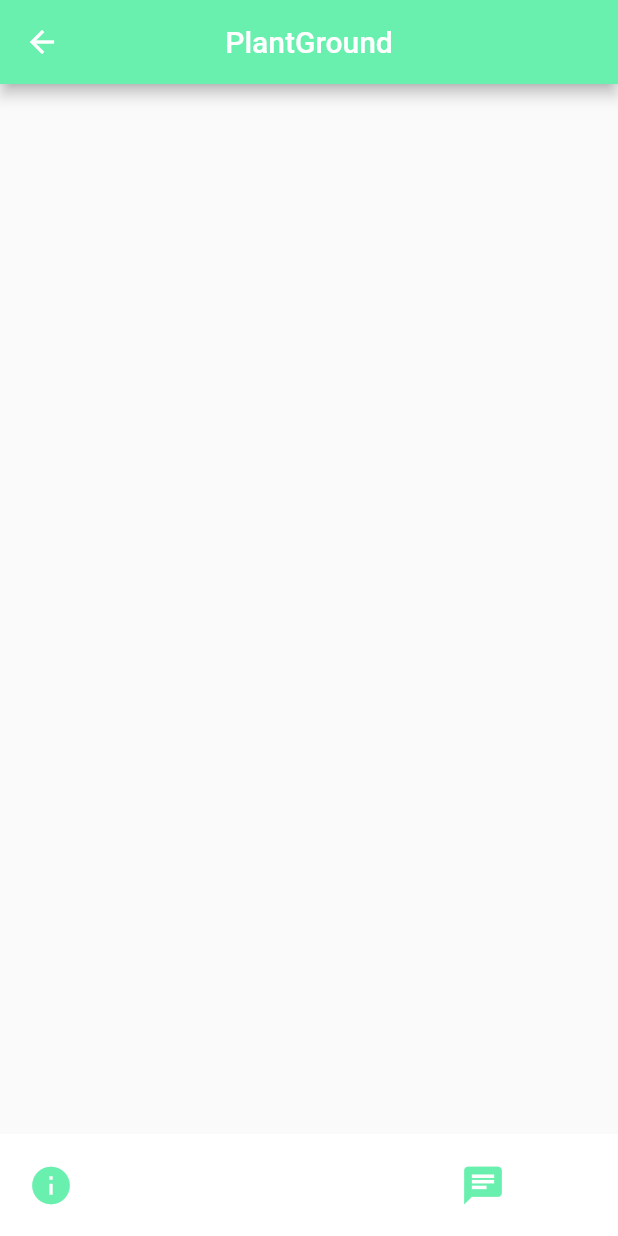
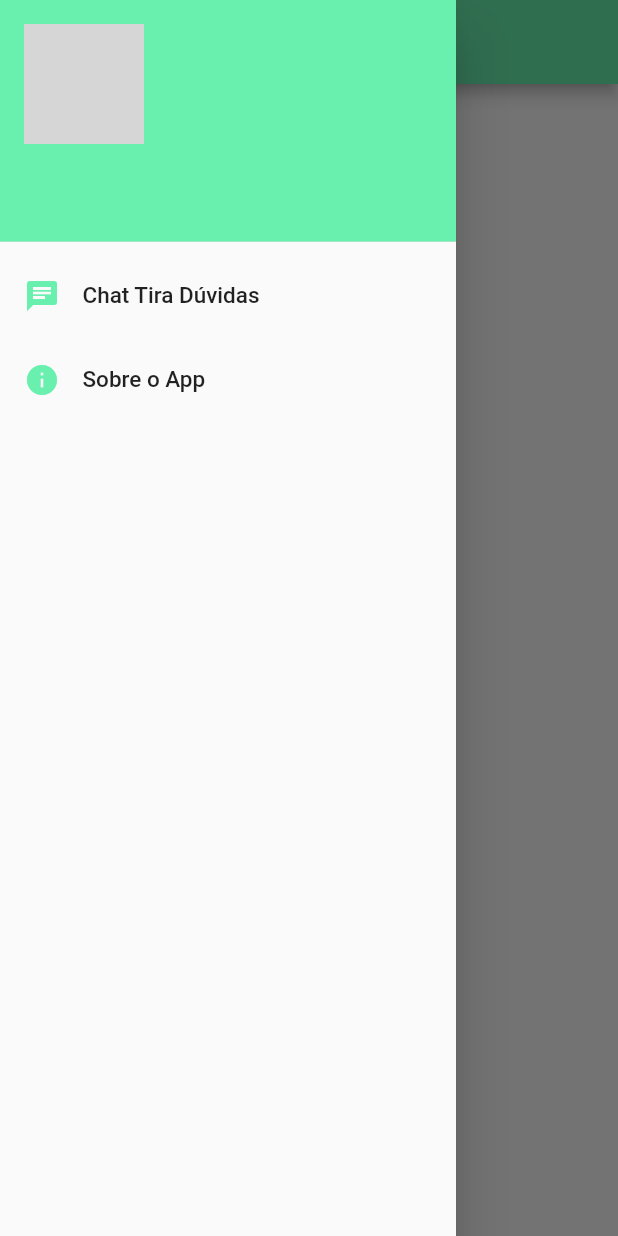
Before and after one commit to PauloRLeal/PlantGround_Flutter, a Flutter app: the MenuInicial screen opened directly, with the side drawer open (before the commit the screen has no drawer), on a phone screen of 412 x 824 dp. Run offline on Flutter 3.47's test engine with Material 2 defaults, Android fonts, the phone set to English and light mode, and no system bars; our stand-ins replace cloud_firestore, firebase_auth, firebase_storage, google_sign_in, image_picker, shared_preferences; accounts and stored records are empty; network calls fail; grey boxes are pictures that could not be loaded.

Commit message:
Conclusão da meâ

```diff
--- /dev/null
+++ b/lib/drawer.dart
@@ -0,0 +1,89 @@
+import 'package:flutter/material.dart';
+import 'package:plantground/chat_mensagens.dart';
+import 'package:plantground/creditos.dart';
+import 'package:shared_preferences/shared_preferences.dart';
+
+var _userName;
+var _userPhotoUrl;
+var _userEmail;
+
+getDadosUser() async {
+  SharedPreferences prefs = await SharedPreferences.getInstance();
+  _userName = prefs.getString('displayName');
+  _userPhotoUrl = prefs.getString('photoUrl');
+  _userEmail = prefs.getString('userEmail');
+}
+
+class MDrawer extends StatelessWidget {
+  final String title;
+
+  MDrawer({Key key, this.title}) : super(key: key);
+  @override
+  Widget build(BuildContext context) {
+    getDadosUser();
+    return Drawer(
+      child: ListView(
+        padding: EdgeInsets.zero,
+        children: <Widget>[
+          DrawerHeader(
+            child: Column(
+              crossAxisAlignment: CrossAxisAlignment.start,
+                children: <Widget>[
+                  CircleAvatar(
+                    minRadius: 5,
+                    maxRadius: 40,
+                    backgroundImage: _userPhotoUrl != null ? NetworkImage(_userPhotoUrl) : null,
+                  ),
+                  Container(margin: EdgeInsets.only(top: 5),child:Text(_userName != null ? _userName : "", style: TextStyle(fontSize: 14),)),
+                  Container(margin: EdgeInsets.only(top: 5),child:Text(_userEmail != null ? _userEmail : "", style: TextStyle(fontSize: 17),))
+                ],
+              ),
+            decoration: BoxDecoration(
+              color: Colors.greenAccent,
+            ),
+          ),
+          ListTile(
+            title: Row(
+              children: <Widget>[
+                Container(
+                    child: Icon(
+                      Icons.chat,
+                      color: Colors.greenAccent,
+                    ),
+                    margin: EdgeInsets.only(
+                      right: 15.0,
+                    )),
+                Text("Chat Tira Dúvidas", style: TextStyle(fontSize: 15),)
+              ],
+            ),
+            onTap: () {
+              Navigator.pushReplacement(
+                        context,
+                        MaterialPageRoute(
+                            builder: (context) => ChatMensagem()));
+            },
+          ),
+          ListTile(
+            title: Row(
+              children: <Widget>[
+                Container(
+                    child: Icon(
+                      Icons.info,
+                      color: Colors.greenAccent,
+                    ),
+                    margin: EdgeInsets.only(
+                      right: 15.0,
+                    )),
+                Text("Sobre o App", style: TextStyle(fontSize: 15),)
+              ],
+            ),
+            onTap: () {
+              Navigator.pushReplacement(context,
+                        MaterialPageRoute(builder: (context) => Creditos()));
+            },
+          ),
+        ],
+      ),
+    );
+  }
+}
--- a/lib/menu_inicial.dart
+++ b/lib/menu_inicial.dart
@@ -1,12 +1,11 @@
 import 'package:cloud_firestore/cloud_firestore.dart';
 import 'package:flutter/material.dart';
-import 'package:plantground/chat_mensagens.dart';
-import 'package:plantground/creditos.dart';
+import 'package:plantground/drawer.dart';
 import 'package:plantground/topicos.dart';
 
 void main() {
   runApp(MaterialApp(
-    title: 'PlantGround',
+    title: "PlantGround",
     debugShowCheckedModeBanner: false,
     home: MenuInicial(),
   ));
@@ -20,13 +19,19 @@ class MenuInicial extends StatefulWidget {
 class _MenuInicialState extends State<MenuInicial> {
   @override
   Widget build(BuildContext context) {
+    getDadosUser();
     return SafeArea(
       bottom: false,
       top: false,
       child: Scaffold(
         appBar: AppBar(
           backgroundColor: Colors.greenAccent,
-          title: Text("PlantGround"),
+          title: Text(
+          "PlantGround",
+          style: TextStyle(
+              fontSize: 24.0,
+              color: Colors.white),
+        ),
           centerTitle: true,
           elevation:
               Theme.of(context).platform == TargetPlatform.iOS ? 0.0 : 4.0,
@@ -49,83 +54,25 @@ class _MenuInicialState extends State<MenuInicial> {
                       return ListView.builder(
                         itemCount: snapshot.data.documents.length,
                         itemBuilder: (context, index) {
-                          if (snapshot.data.documents[index].data != null){
-                            return Classificacao(snapshot.data.documents[index].data);
-                          }
-                          else{
-                            return CircularProgressIndicator();
-                          }
+                          if(snapshot.hasData){
+                            if(snapshot.data != null){
+                              return Classificacao(
+                              snapshot.data.documents[index].data);
+                            }else{
+                              return Center(child: CircularProgressIndicator());
+                            }
+                          }else{
+                              return Center(child: CircularProgressIndicator());
+                            }
                         },
                       );
                   }
                 },
               ),
             ),
-            Container(
-              padding: EdgeInsets.symmetric(vertical: 10.0),
-              decoration: BoxDecoration(
-                color: Theme.of(context).cardColor,
-              ),
-              child: IconsComposer(),
-            )
           ],
         ),
-      ),
-    );
-  }
-}
-
-class IconsComposer extends StatefulWidget {
-  IconsComposer({Key key}) : super(key: key);
-
-  @override
-  _IconsComposerState createState() => _IconsComposerState();
-}
-
-class _IconsComposerState extends State<IconsComposer> {
-  @override
-  Widget build(BuildContext context) {
-    return Container(
-      child: IconTheme(
-        data: IconThemeData(color: Theme.of(context).accentColor),
-        child: Container(
-          margin: const EdgeInsets.symmetric(horizontal: 10.0),
-          decoration: Theme.of(context).platform == TargetPlatform.iOS
-              ? BoxDecoration(
-                  border: Border(top: BorderSide(color: Colors.grey[200])))
-              : null,
-          child: Row(
-            children: <Widget>[
-              Container(
-                child: IconButton(
-                  icon: Icon(
-                    Icons.info,
-                    color: Colors.greenAccent,
-                    size: 30.0,
-                  ),
-                  onPressed: () {
-                    Navigator.push(context,
-                        MaterialPageRoute(builder: (context) => Creditos()));
-                  },
-                ),
-              ),
-              Padding(
-                padding: EdgeInsets.symmetric(horizontal: 120.0),
-              ),
-              Container(
-                child: IconButton(
-                  icon: Icon(Icons.chat, color: Colors.greenAccent, size: 30.0),
-                  onPressed: () {
-                    Navigator.push(
-                        context,
-                        MaterialPageRoute(
-                            builder: (context) => ChatMensagem()));
-                  },
-                ),
-              )
-            ],
-          ),
-        ),
+        drawer: MDrawer(),
       ),
     );
   }
```
Also changed, not shown: lib/caracteristicas_gerais.dart (+16 -12 lines), lib/chat_mensagens.dart (+14 -7 lines), lib/creditos.dart (+21 -11 lines), lib/especificidade.dart (+16 -4 lines), lib/exemplares.dart (+15 -2 lines), lib/main.dart (+26 -5 lines), lib/receita.dart (+16 -4 lines), lib/receitas_possiveis.dart (+16 -11 lines).
